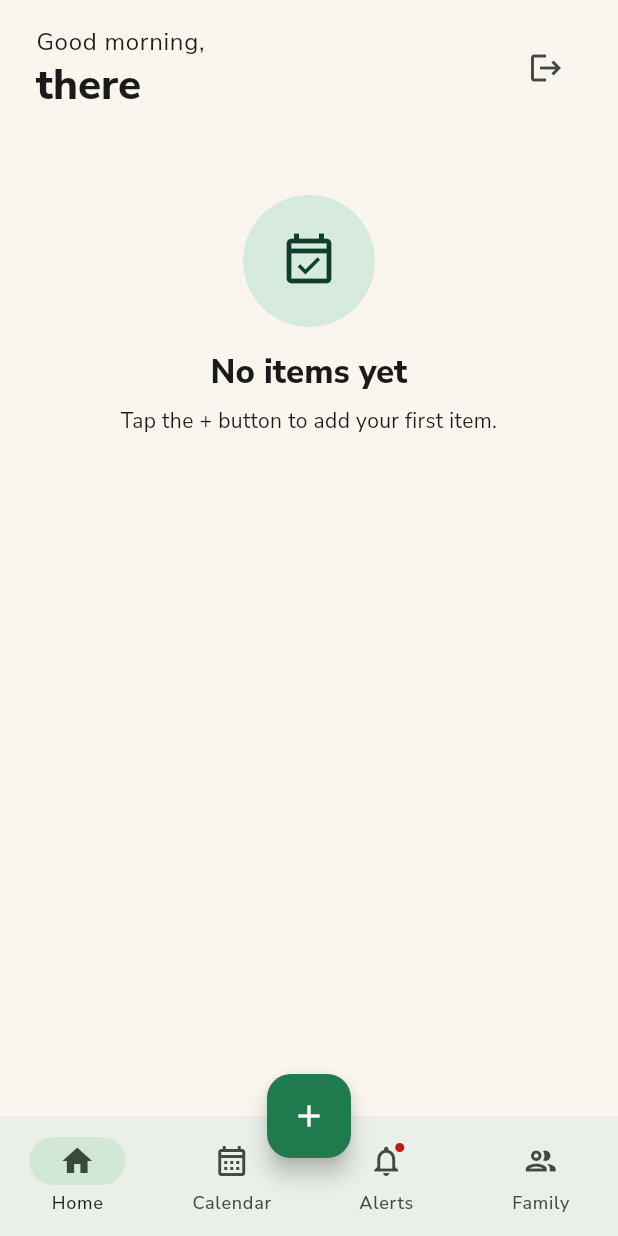
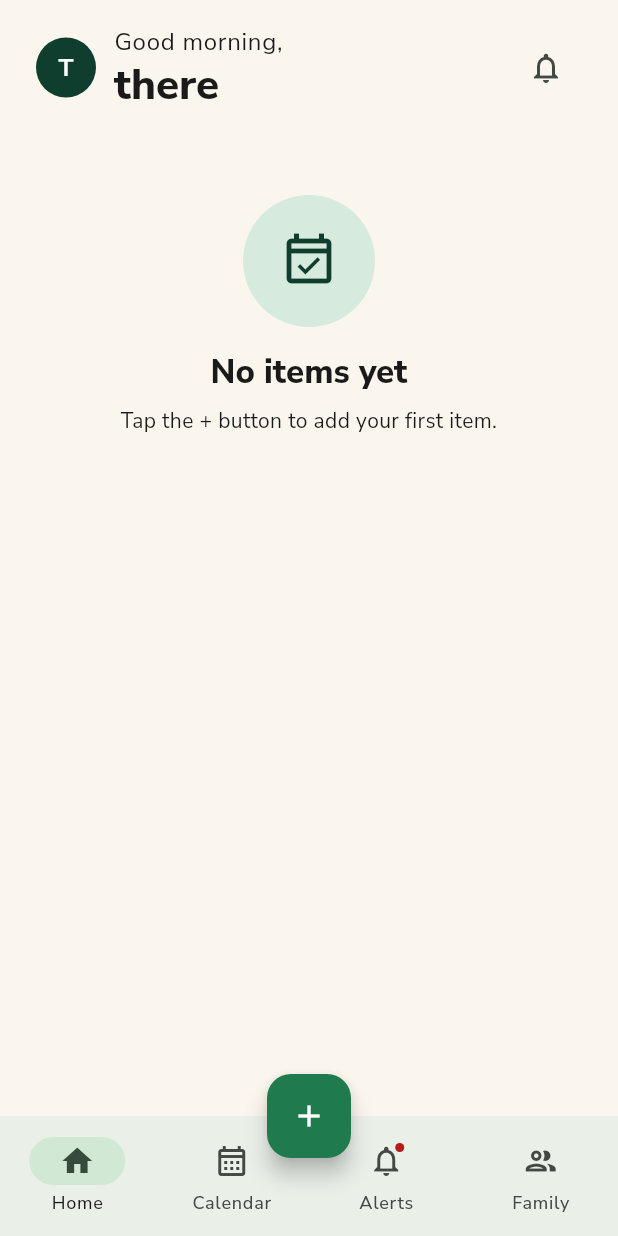
Before and after one commit to ritchworks-ux/stayon2.0, a Flutter app: the HomeScreen screen opened by its route, on a phone screen of 412 x 824 dp. Run offline on Flutter 3.47's test engine with Material 3 defaults, Android fonts, the phone set to English and light mode, and no system bars; our stand-ins replace flutter_riverpod, freezed_annotation, go_router, supabase_flutter; accounts and stored records are empty; generated files the repository leaves out were written again; network calls fail; statements that could not run were skipped.

Commit message:
feat(settings): minimal Settings screen with theme toggle
New /settings full-screen route (no bottom nav). ThemeModeNotifier
(NotifierProvider<ThemeMode>) drives MaterialApp.themeMode. Settings
screen shows Dark/Light/System ChoiceChips + app version. Home header
Settings menu entry now navigates to /settings. Home screen gains
ThisWeekHeroCard, StatTiles, and greeting utils for a richer dashboard.

Co-Authored-By: Claude Opus 4.7 <noreply@anthropic.com>

```diff
--- a/lib/app/router/app_router.dart
+++ b/lib/app/router/app_router.dart
@@ -11,6 +11,7 @@ import '../../features/calendar/ui/calendar_screen.dart';
 import '../../features/family/ui/family_screen.dart';
 import '../../features/home/ui/home_screen.dart';
 import '../../features/items/ui/item_detail_screen.dart';
+import '../../features/settings/ui/settings_screen.dart';
 import '../shell/app_shell.dart';
 
 final _rootKey = GlobalKey<NavigatorState>(debugLabel: 'root');
@@ -41,13 +42,13 @@ final appRouterProvider = Provider<GoRouter>((ref) {
     routes: [
       GoRoute(path: '/auth/sign-in', builder: (_, _) => const SignInScreen()),
       GoRoute(path: '/auth/sign-up', builder: (_, _) => const SignUpScreen()),
-      // Item Detail is full-screen (no bottom nav). Auth-guarded by the
-      // top-level `redirect` callback above.
+      // Full-screen routes (no bottom nav). Auth-guarded by the redirect above.
       GoRoute(
         path: '/item/:id',
         builder: (_, state) =>
             ItemDetailScreen(id: state.pathParameters['id']!),
       ),
+      GoRoute(path: '/settings', builder: (_, _) => const SettingsScreen()),
       StatefulShellRoute.indexedStack(
         builder: (context, state, shell) => AppShell(navigationShell: shell),
         branches: [
--- a/lib/features/home/ui/home_screen.dart
+++ b/lib/features/home/ui/home_screen.dart
@@ -3,48 +3,47 @@ import 'package:flutter_riverpod/flutter_riverpod.dart';
 import 'package:go_router/go_router.dart';
 
 import '../../../app/theme/colors.dart';
-import '../../auth/controllers/auth_controller.dart';
-import '../../auth/controllers/auth_providers.dart';
 import '../../items/controllers/item_providers.dart';
 import '../../items/ui/widgets/empty_home_state.dart';
 import '../../items/ui/widgets/item_card_section.dart';
 import '../../items/utils/date_buckets.dart';
+import 'widgets/home_header.dart';
+import 'widgets/stat_tiles.dart';
+import 'widgets/this_week_hero_card.dart';
 
 /// Home dashboard.
 ///
-/// Header: greeting + sign-out icon.
-/// Body: live `itemsProvider` data, grouped into Overdue / This week /
-/// This month / Later sections. Loading/empty/error all handled.
-/// Pull-to-refresh re-fetches via `ref.refresh(itemsProvider.future)`.
-///
-/// Tap on an [ItemCard] currently shows a placeholder snackbar; Task 15
-/// wires `/item/:id` routing and replaces this stub.
+/// Header: avatar (sign-out) + time-aware greeting + bell → Alerts.
+/// Body: live `itemsProvider` data. When there are items, a "This week"
+/// hero card and two stat tiles (Due soon / Upcoming) sit above the
+/// Overdue / This week / This month / Later sections. Loading, empty,
+/// and error states are all handled. Pull-to-refresh re-fetches via
+/// `ref.refresh(itemsProvider.future)`.
 class HomeScreen extends ConsumerWidget {
-  const HomeScreen({super.key});
+  const HomeScreen({super.key, this.now});
+
+  /// Injected in tests for a deterministic clock; defaults to the wall
+  /// clock in production. Drives the greeting, hero, tiles, and buckets.
+  final DateTime? now;
 
   @override
   Widget build(BuildContext context, WidgetRef ref) {
-    final user = ref.watch(currentUserProvider);
     final items = ref.watch(itemsProvider);
-    final greeting = user?.displayName?.trim().isNotEmpty == true
-        ? user!.displayName!
-        : user?.email.split('@').first ?? 'there';
+    final clock = now ?? DateTime.now();
 
     return Scaffold(
       body: SafeArea(
         child: RefreshIndicator(
           onRefresh: () async {
             // Returns the next-fetch Future; RefreshIndicator awaits it
-            // before hiding its spinner. Use unawaited-style discard so
-            // the analyzer doesn't flag `refresh`'s return value.
+            // before hiding its spinner. Discard the value into `_` so
+            // the analyzer doesn't flag `refresh`'s return.
             final _ = await ref.refresh(itemsProvider.future);
           },
           child: CustomScrollView(
             physics: const AlwaysScrollableScrollPhysics(),
             slivers: [
-              SliverToBoxAdapter(
-                child: _GreetingHeader(greeting: greeting, ref: ref),
-              ),
+              SliverToBoxAdapter(child: HomeHeader(now: clock)),
               items.when(
                 skipLoadingOnRefresh: false,
                 loading: () => const SliverFillRemaining(
@@ -64,15 +63,30 @@ class HomeScreen extends ConsumerWidget {
                       child: EmptyHomeState(),
                     );
                   }
-                  final buckets = bucketize(list);
+                  final buckets = bucketize(list, now: clock);
+                  final overdue = buckets[DateBucket.overdue]!.length;
+                  final thisWeek = buckets[DateBucket.thisWeek]!.length;
+                  final thisMonth = buckets[DateBucket.thisMonth]!.length;
+                  final later = buckets[DateBucket.later]!.length;
+                  final dueSoon = overdue + thisWeek;
+                  final upcoming = thisMonth + later;
+
                   return SliverPadding(
-                    padding: const EdgeInsets.fromLTRB(24, 0, 24, 24),
+                    padding: const EdgeInsets.fromLTRB(24, 8, 24, 24),
                     sliver: SliverList(
                       delegate: SliverChildListDelegate.fixed([
+                        ThisWeekHeroCard(
+                          dueSoon: dueSoon,
+                          overdue: overdue,
+                          onTap: () => context.go('/alerts'),
+                        ),
+                        const SizedBox(height: 12),
+                        StatTiles(dueSoon: dueSoon, upcoming: upcoming),
                         for (final bucket in DateBucket.values)
                           ItemCardSection(
                             bucket: bucket,
                             items: buckets[bucket] ?? const [],
+                            now: clock,
                             onTapItem: (item) =>
                                 context.push('/item/${item.id}'),
                           ),
@@ -84,40 +98,6 @@ class HomeScreen extends ConsumerWidget {
             ],
           ),
         ),
-      ),
-    );
-  }
-}
-
-class _GreetingHeader extends StatelessWidget {
-  const _GreetingHeader({required this.greeting, required this.ref});
-  final String greeting;
-  final WidgetRef ref;
-
-  @override
-  Widget build(BuildContext context) {
-    final t = Theme.of(context).textTheme;
-    return Padding(
-      padding: const EdgeInsets.fromLTRB(24, 16, 24, 8),
-      child: Row(
-        mainAxisAlignment: MainAxisAlignment.spaceBetween,
-        children: [
-          Expanded(
-            child: Column(
-              crossAxisAlignment: CrossAxisAlignment.start,
-              children: [
-                Text('Good morning,', style: t.bodyLarge),
-                Text(greeting, style: t.displayMedium),
-              ],
-            ),
-          ),
-          IconButton(
-            icon: const Icon(Icons.logout),
-            tooltip: 'Sign out',
-            onPressed: () =>
-                ref.read(authControllerProvider.notifier).signOut(),
-          ),
-        ],
       ),
     );
   }
--- /dev/null
+++ b/lib/features/home/ui/widgets/home_header.dart
@@ -0,0 +1,172 @@
+import 'package:flutter/material.dart';
+import 'package:flutter_riverpod/flutter_riverpod.dart';
+import 'package:go_router/go_router.dart';
+
+import '../../../../app/theme/colors.dart';
+import '../../../auth/controllers/auth_controller.dart';
+import '../../../auth/controllers/auth_providers.dart';
+import '../../../items/controllers/item_providers.dart';
+import '../../../items/utils/date_buckets.dart';
+import '../../utils/greeting.dart';
+
+/// Home dashboard header: account avatar (with sign-out), a time-aware
+/// greeting + the user's name, and a bell that opens the Alerts tab.
+///
+/// The bell shows an unread dot whenever the user has any overdue or
+/// this-week items, so urgency is visible without scrolling. The avatar
+/// hosts sign-out (and a placeholder Settings entry) so the old bare
+/// logout icon no longer sits exposed on the home screen.
+class HomeHeader extends ConsumerWidget {
+  const HomeHeader({super.key, required this.now});
+
+  /// Clock used for the greeting and the bell's urgency dot. Injected in
+  /// tests; production passes `DateTime.now()`.
+  final DateTime now;
+
+  @override
+  Widget build(BuildContext context, WidgetRef ref) {
+    final t = Theme.of(context).textTheme;
+    final user = ref.watch(currentUserProvider);
+    final name = user?.displayName?.trim().isNotEmpty == true
+        ? user!.displayName!.trim()
+        : user?.email.split('@').first ?? 'there';
+    final initial = name.isNotEmpty ? name[0].toUpperCase() : '?';
+
+    final loaded = ref.watch(itemsProvider).valueOrNull;
+    final hasUrgent =
+        loaded != null &&
+        loaded.any((item) {
+          final bucket = bucketFor(item.targetDate, now: now);
+          return bucket == DateBucket.overdue || bucket == DateBucket.thisWeek;
+        });
+
+    return Padding(
+      padding: const EdgeInsets.fromLTRB(24, 16, 24, 8),
+      child: Row(
+        children: [
+          _Avatar(
+            initial: initial,
+            onSignOut: () =>
+                ref.read(authControllerProvider.notifier).signOut(),
+            onSettings: () => context.go('/settings'),
+          ),
+          const SizedBox(width: 12),
+          Expanded(
+            child: Column(
+              crossAxisAlignment: CrossAxisAlignment.start,
+              children: [
+                Text(greetingLine(now), style: t.bodyLarge),
+                Text(
+                  name,
+                  style: t.displayMedium,
+                  maxLines: 1,
+                  overflow: TextOverflow.ellipsis,
+                ),
+              ],
+            ),
+          ),
+          _BellButton(
+            hasUnread: hasUrgent,
+            onPressed: () => context.go('/alerts'),
+          ),
+        ],
+      ),
+    );
+  }
+}
+
+class _Avatar extends StatelessWidget {
+  const _Avatar({
+    required this.initial,
+    required this.onSignOut,
+    required this.onSettings,
+  });
+
+  final String initial;
+  final VoidCallback onSignOut;
+  final VoidCallback onSettings;
+
+  @override
+  Widget build(BuildContext context) {
+    return PopupMenuButton<String>(
+      tooltip: 'Account',
+      onSelected: (value) {
+        if (value == 'settings') onSettings();
+        if (value == 'signout') onSignOut();
+      },
+      itemBuilder: (_) => const [
+        PopupMenuItem<String>(
+          value: 'settings',
+          child: Row(
+            children: [
+              Icon(Icons.settings_outlined, size: 18),
+              SizedBox(width: 12),
+              Text('Settings'),
+            ],
+          ),
+        ),
+        PopupMenuItem<String>(
+          value: 'signout',
+          child: Row(
+            children: [
+              Icon(Icons.logout, size: 18),
+              SizedBox(width: 12),
+              Text('Sign out'),
+            ],
+          ),
+        ),
+      ],
+      child: CircleAvatar(
+        radius: 20,
+        backgroundColor: AppColors.forest,
+        child: Text(
+          initial,
+          style: const TextStyle(
+            color: Colors.white,
+            fontFamily: 'NunitoSans',
+            fontWeight: FontWeight.w700,
+            fontSize: 16,
+          ),
+        ),
+      ),
+    );
+  }
+}
+
+class _BellButton extends StatelessWidget {
+  const _BellButton({required this.hasUnread, required this.onPressed});
+
+  final bool hasUnread;
+  final VoidCallback onPressed;
+
+  @override
+  Widget build(BuildContext context) {
+    return Stack(
+      clipBehavior: Clip.none,
+      children: [
+        IconButton(
+          icon: const Icon(Icons.notifications_outlined),
+          tooltip: 'Alerts',
+          onPressed: onPressed,
+        ),
+        if (hasUnread)
+          Positioned(
+            right: 8,
+            top: 8,
+            child: Container(
+              width: 10,
+              height: 10,
+              decoration: BoxDecoration(
+                color: AppColors.coral,
+                shape: BoxShape.circle,
+                border: Border.all(
+                  color: Theme.of(context).scaffoldBackgroundColor,
+                  width: 2,
+                ),
+              ),
+            ),
+          ),
+      ],
+    );
+  }
+}
--- /dev/null
+++ b/lib/features/home/utils/greeting.dart
@@ -0,0 +1,13 @@
+/// Time-of-day greeting line for the Home header.
+///
+/// Returns the label with a trailing comma ("Good morning,") so the
+/// user's name renders on the line directly below it. Boundaries:
+///   00:00–11:59 -> morning
+///   12:00–17:59 -> afternoon
+///   18:00–23:59 -> evening
+String greetingLine(DateTime now) {
+  final hour = now.hour;
+  if (hour < 12) return 'Good morning,';
+  if (hour < 18) return 'Good afternoon,';
+  return 'Good evening,';
+}
--- /dev/null
+++ b/lib/features/settings/controllers/theme_mode_provider.dart
@@ -0,0 +1,22 @@
+import 'package:flutter/material.dart';
+import 'package:flutter_riverpod/flutter_riverpod.dart';
+
+/// Drives [MaterialApp.themeMode] from user preference.
+///
+/// Defaults to [ThemeMode.system] so the first launch always honours the
+/// OS setting. Persistence via shared_preferences is a Phase 3+ TODO —
+/// for now the choice resets on cold start, which is acceptable for a
+/// polish-batch MVP.
+class ThemeModeNotifier extends Notifier<ThemeMode> {
+  @override
+  ThemeMode build() => ThemeMode.system;
+
+  void setMode(ThemeMode mode) => state = mode;
+
+  void toggle() {
+    state = state == ThemeMode.dark ? ThemeMode.light : ThemeMode.dark;
+  }
+}
+
+final themeModeProvider =
+    NotifierProvider<ThemeModeNotifier, ThemeMode>(ThemeModeNotifier.new);
--- a/lib/main.dart
+++ b/lib/main.dart
@@ -4,6 +4,7 @@ import 'package:flutter_riverpod/flutter_riverpod.dart';
 import 'app/router/app_router.dart';
 import 'app/theme/app_theme.dart';
 import 'core/services/supabase_service.dart';
+import 'features/settings/controllers/theme_mode_provider.dart';
 
 Future<void> main() async {
   WidgetsFlutterBinding.ensureInitialized();
@@ -21,7 +22,7 @@ class StayOnApp extends ConsumerWidget {
       title: 'StayOn',
       theme: AppTheme.light(),
       darkTheme: AppTheme.dark(),
-      themeMode: ThemeMode.system,
+      themeMode: ref.watch(themeModeProvider),
       routerConfig: router,
       debugShowCheckedModeBanner: false,
     );
```
Also changed, not shown: lib/features/home/ui/widgets/stat_tiles.dart (added, +71 -0 lines), lib/features/home/ui/widgets/this_week_hero_card.dart (added, +84 -0 lines), lib/features/settings/ui/settings_screen.dart (added, +105 -0 lines).
